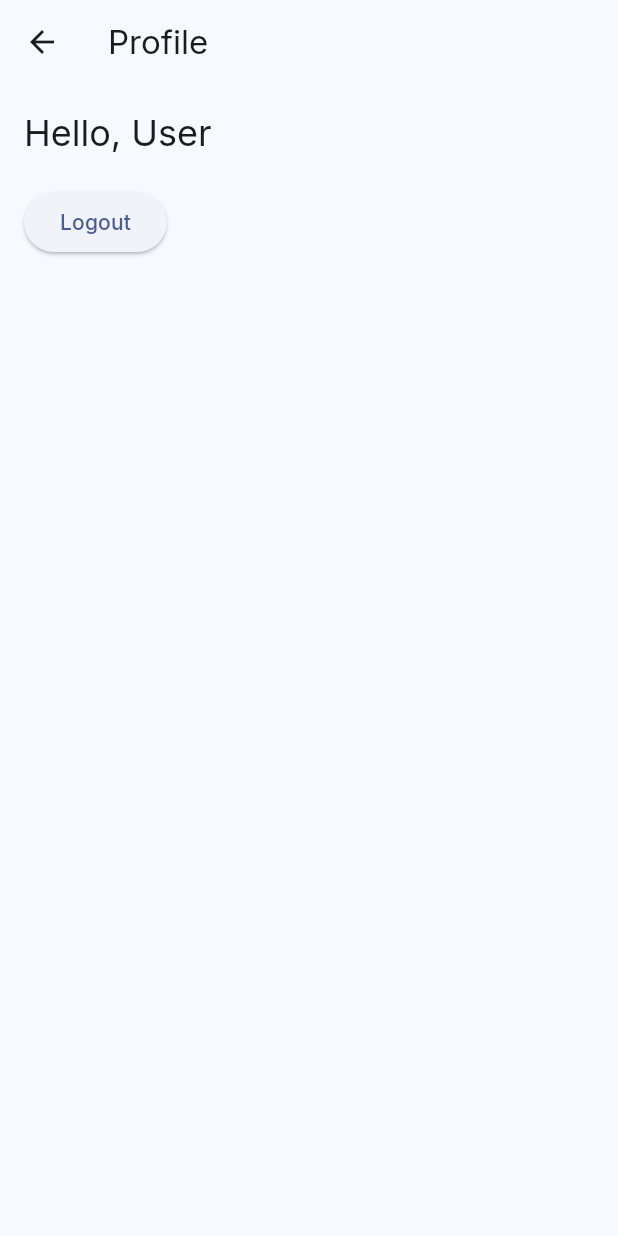
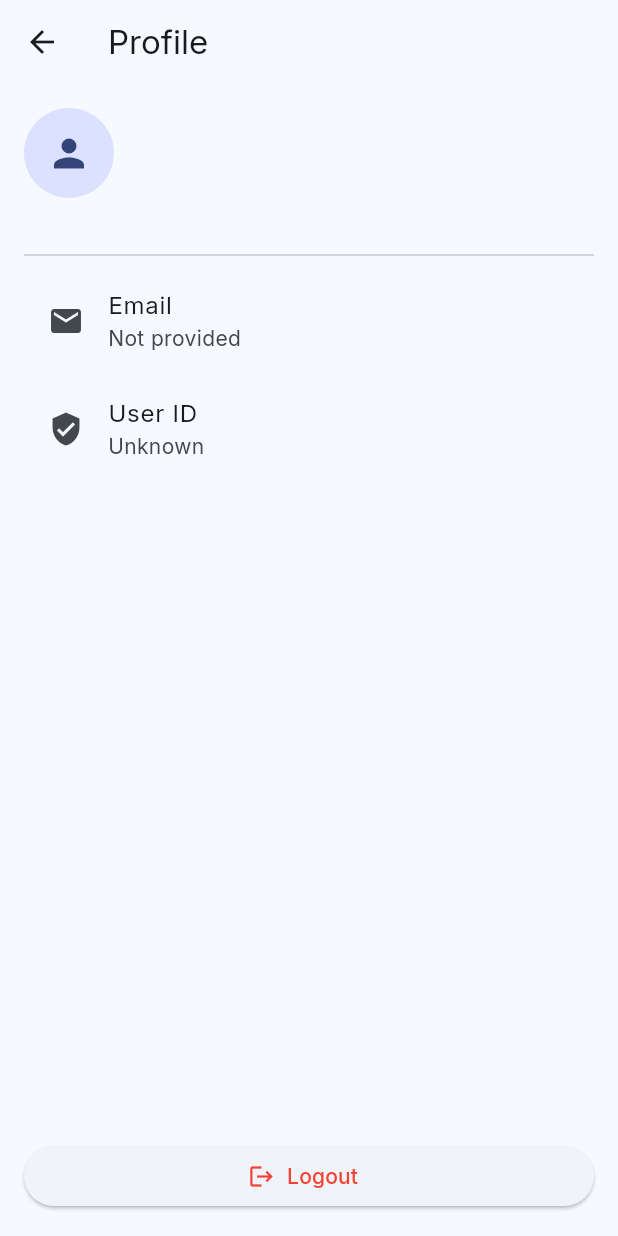
Before and after one commit to nathan101000/openly, a Flutter app: the ProfileScreen screen opened directly, on a phone screen of 412 x 824 dp. Run offline on Flutter 3.47's test engine with Material 3 defaults, Android fonts, the phone set to English and light mode, and no system bars; our stand-ins replace google_fonts, local_auth, shared_preferences; accounts and stored records are empty.

```diff
--- a/lib/providers/auth_provider.dart
+++ b/lib/providers/auth_provider.dart
@@ -7,6 +7,7 @@ class AuthProvider extends ChangeNotifier {
   String? accessToken;
   int? tenantId;
   String? userName;
+  String? displayName;
 
   bool get isAuthenticated => _isAuthenticated;
   bool get isChecking => _isChecking;
@@ -17,6 +18,7 @@ class AuthProvider extends ChangeNotifier {
       accessToken = auth.accessToken;
       tenantId = auth.tenantId;
       userName = auth.userName;
+      displayName = auth.displayName;
       _isAuthenticated = true;
     }
     _isChecking = false;
@@ -28,6 +30,7 @@ class AuthProvider extends ChangeNotifier {
     accessToken = auth.accessToken;
     tenantId = auth.tenantId;
     userName = auth.userName;
+    displayName = auth.displayName;
     _isAuthenticated = true;
     notifyListeners();
   }
--- a/lib/screens/profile_screen.dart
+++ b/lib/screens/profile_screen.dart
@@ -7,27 +7,102 @@ class ProfileScreen extends StatelessWidget {
 
   @override
   Widget build(BuildContext context) {
-    final auth = Provider.of<AuthProvider>(context);
     return Scaffold(
       appBar: AppBar(title: const Text('Profile')),
       body: Padding(
         padding: const EdgeInsets.all(16),
-        child: Column(
-          crossAxisAlignment: CrossAxisAlignment.start,
-          children: [
-            Text('Hello, ${auth.userName ?? 'User'}',
-                style: Theme.of(context).textTheme.headlineSmall),
-            const SizedBox(height: 20),
-            ElevatedButton(
-              onPressed: () async {
-                await auth.logout();
-                Navigator.of(context).popUntil((route) => route.isFirst);
-              },
-              child: const Text('Logout'),
-            ),
-          ],
+        child: Consumer<AuthProvider>(
+          builder: (context, auth, child) {
+            final displayName = auth.displayName ?? '';
+            return Column(
+              crossAxisAlignment: CrossAxisAlignment.start,
+              children: [
+                Row(
+                  children: [
+                    const CircleAvatar(
+                      radius: 30,
+                      child: Icon(Icons.person, size: 30),
+                    ),
+                    const SizedBox(width: 16),
+                    Text(
+                      displayName,
+                      style: Theme.of(context).textTheme.headlineSmall,
+                    ),
+                  ],
+                ),
+                const SizedBox(height: 30),
+                const Divider(),
+                ProfileInfoTile(
+                  icon: Icons.email,
+                  title: 'Email',
+                  value: auth.userName ?? 'Not provided',
+                ),
+                ProfileInfoTile(
+                  icon: Icons.verified_user,
+                  title: 'User ID',
+                  value: 'Unknown',
+                ),
+                const Spacer(),
+                SizedBox(
+                  width: double.infinity,
+                  child: ElevatedButton.icon(
+                    icon: const Icon(Icons.logout, color: Colors.red),
+                    label: const Text('Logout',
+                        style: TextStyle(color: Colors.red)),
+                    onPressed: () => _confirmLogout(context, auth),
+                  ),
+                ),
+              ],
+            );
+          },
         ),
       ),
     );
   }
+
+  void _confirmLogout(BuildContext context, AuthProvider auth) {
+    showDialog(
+      context: context,
+      builder: (ctx) => AlertDialog(
+        title: const Text('Confirm Logout'),
+        content: const Text('Are you sure you want to logout?'),
+        actions: [
+          TextButton(
+            onPressed: () => Navigator.of(ctx).pop(),
+            child: const Text('Cancel'),
+          ),
+          ElevatedButton(
+            onPressed: () async {
+              Navigator.of(ctx).pop();
+              await auth.logout();
+              Navigator.of(context).popUntil((route) => route.isFirst);
+            },
+            child: const Text('Logout', style: TextStyle(color: Colors.red)),
+          ),
+        ],
+      ),
+    );
+  }
 }
+
+class ProfileInfoTile extends StatelessWidget {
+  final IconData icon;
+  final String title;
+  final String value;
+
+  const ProfileInfoTile({
+    super.key,
+    required this.icon,
+    required this.title,
+    required this.value,
+  });
+
+  @override
+  Widget build(BuildContext context) {
+    return ListTile(
+      leading: Icon(icon),
+      title: Text(title),
+      subtitle: Text(value),
+    );
+  }
+}
```
Also changed, not shown: lib/screens/home_screen.dart (+61 -22 lines), lib/services/auth_service.dart (+50 -6 lines).
